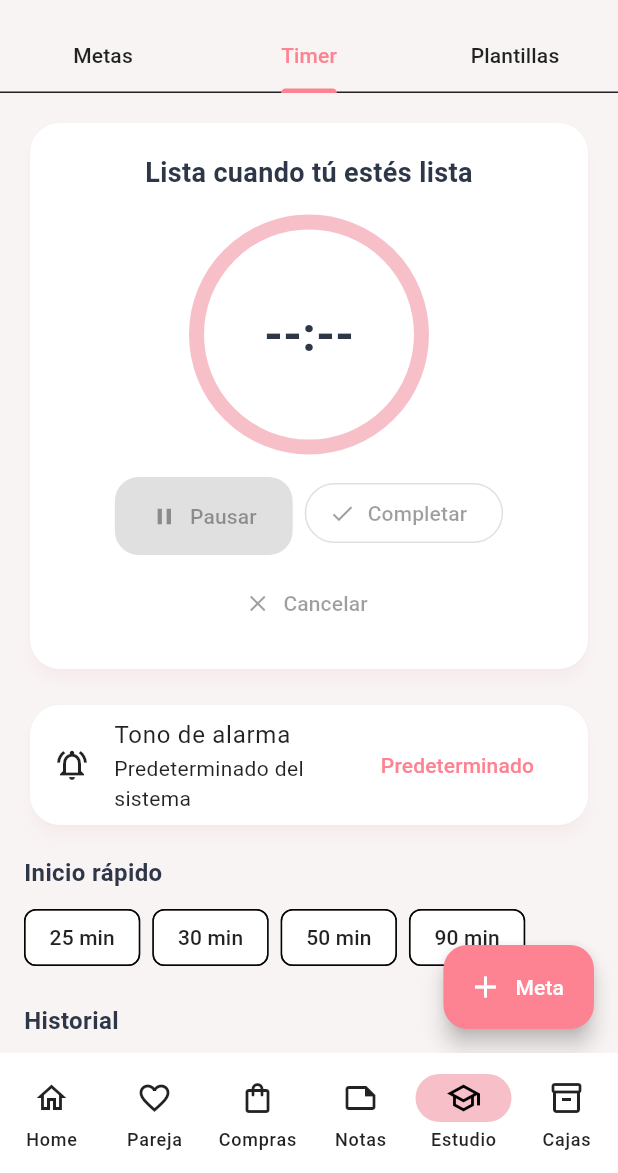
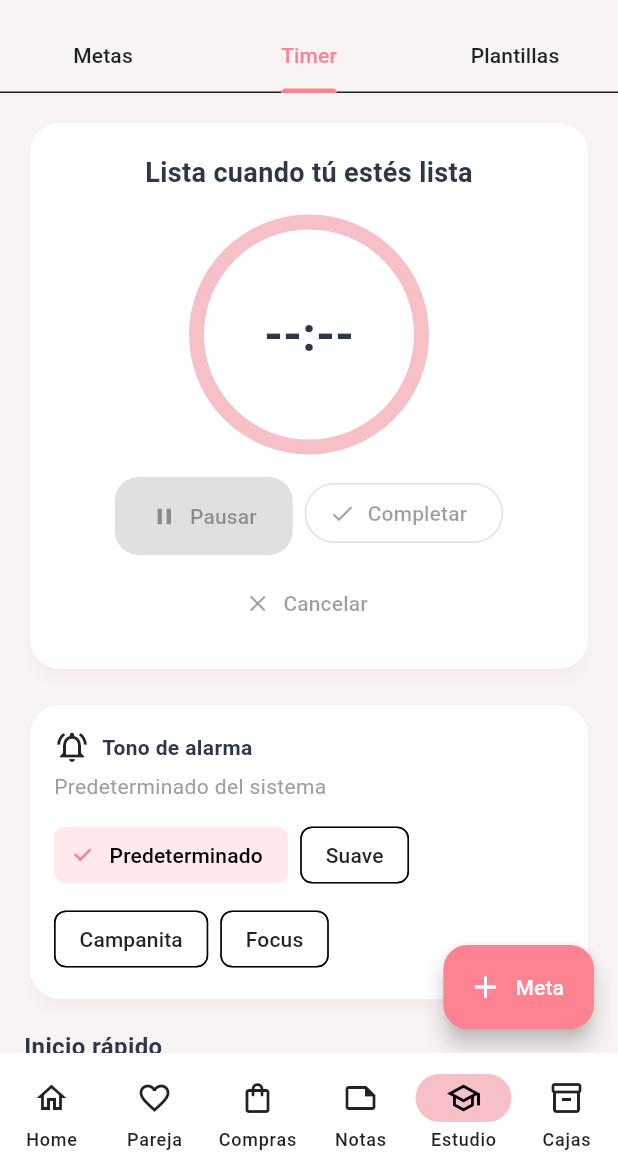
Before and after one commit to Alex-Fernandez-2003/couple_app, a Flutter app: the StudyScreen screen opened by its route, tab 2 chosen, after a tap on "Predeterminado", on a phone screen of 412 x 824 dp, the part 63-1236 px from its top. Run offline on Flutter 3.47's test engine with Material 3 defaults, Android fonts, the phone set to English and light mode, and no system bars; our stand-ins replace audioplayers, connectivity_plus, file_picker, flutter_local_notifications, flutter_riverpod, go_router and 6 more; missing offline and left inert: record; accounts and stored records are empty.

Commit message:
study-alarm-sound-presets

```diff
--- a/lib/data/models/study.dart
+++ b/lib/data/models/study.dart
@@ -1,6 +1,47 @@
 enum StudyTemplateKind { preset, custom }
 
 enum StudyTimerStatus { running, paused, completed, cancelled }
+
+enum StudyAlarmTone {
+  system,
+  soft,
+  bell,
+  focus;
+
+  String get label {
+    return switch (this) {
+      StudyAlarmTone.system => 'Predeterminado del sistema',
+      StudyAlarmTone.soft => 'Suave',
+      StudyAlarmTone.bell => 'Campanita',
+      StudyAlarmTone.focus => 'Focus',
+    };
+  }
+
+  String get channelId {
+    return switch (this) {
+      StudyAlarmTone.system => 'study_alarm_default',
+      StudyAlarmTone.soft => 'study_alarm_soft',
+      StudyAlarmTone.bell => 'study_alarm_bell',
+      StudyAlarmTone.focus => 'study_alarm_focus',
+    };
+  }
+
+  String? get rawResourceName {
+    return switch (this) {
+      StudyAlarmTone.system => null,
+      StudyAlarmTone.soft => 'study_alarm_soft',
+      StudyAlarmTone.bell => 'study_alarm_bell',
+      StudyAlarmTone.focus => 'study_alarm_focus',
+    };
+  }
+
+  static StudyAlarmTone fromName(String? name) {
+    return StudyAlarmTone.values.firstWhere(
+      (tone) => tone.name == name,
+      orElse: () => StudyAlarmTone.system,
+    );
+  }
+}
 
 class StudyTemplate {
   final String id;
--- a/lib/data/providers.dart
+++ b/lib/data/providers.dart
@@ -1919,7 +1919,9 @@ class StudyTimerNotifier extends StateNotifier<StudyTimerState> {
     await StudyNotificationService.cancelActiveTimer();
     await StudyNotificationService.cancelTimerFinishedAlarm();
     if (showAlarm) {
-      await StudyNotificationService.showTimerFinished();
+      await StudyNotificationService.showTimerFinished(
+        tone: await LocalStorageService.getStudyAlarmTone(),
+      );
     }
     _completing = false;
   }
@@ -1942,6 +1944,7 @@ class StudyTimerNotifier extends StateNotifier<StudyTimerState> {
     if (startedAt == null || state.status != StudyTimerStatus.running) return;
     await StudyNotificationService.scheduleTimerFinished(
       startedAt.add(Duration(seconds: state.durationSeconds)),
+      tone: await LocalStorageService.getStudyAlarmTone(),
     );
   }
 
@@ -2010,23 +2013,23 @@ final studyTimerProvider =
       (ref) => StudyTimerNotifier(ref),
     );
 
-class StudyAlarmToneNotifier extends StateNotifier<AsyncValue<String?>> {
+class StudyAlarmToneNotifier extends StateNotifier<AsyncValue<StudyAlarmTone>> {
   StudyAlarmToneNotifier() : super(const AsyncValue.loading()) {
     _load();
   }
 
   Future<void> _load() async {
-    state = AsyncValue.data(await LocalStorageService.getStudyAlarmTonePath());
-  }
-
-  Future<void> useDefaultTone() async {
-    await LocalStorageService.clearStudyAlarmTonePath();
-    state = const AsyncValue.data(null);
+    state = AsyncValue.data(await LocalStorageService.getStudyAlarmTone());
+  }
+
+  Future<void> setTone(StudyAlarmTone tone) async {
+    await LocalStorageService.saveStudyAlarmTone(tone);
+    state = AsyncValue.data(tone);
   }
 }
 
 final studyAlarmToneProvider =
-    StateNotifierProvider<StudyAlarmToneNotifier, AsyncValue<String?>>(
+    StateNotifierProvider<StudyAlarmToneNotifier, AsyncValue<StudyAlarmTone>>(
       (ref) => StudyAlarmToneNotifier(),
     );
 
--- a/lib/data/services/local_storage_service.dart
+++ b/lib/data/services/local_storage_service.dart
@@ -299,6 +299,16 @@ class LocalStorageService {
     return prefs.getString(_studyAlarmToneKey);
   }
 
+  static Future<StudyAlarmTone> getStudyAlarmTone() async {
+    final prefs = await _prefs;
+    return StudyAlarmTone.fromName(prefs.getString(_studyAlarmToneKey));
+  }
+
+  static Future<void> saveStudyAlarmTone(StudyAlarmTone tone) async {
+    final prefs = await _prefs;
+    await prefs.setString(_studyAlarmToneKey, tone.name);
+  }
+
   static Future<void> saveStudyAlarmTonePath(String path) async {
     final prefs = await _prefs;
     await prefs.setString(_studyAlarmToneKey, path);
--- a/lib/features/study/screens/study_screen.dart
+++ b/lib/features/study/screens/study_screen.dart
@@ -16,7 +16,8 @@ class _StudyScreenState extends ConsumerState<StudyScreen> {
   Widget build(BuildContext context) {
     final studyAsync = ref.watch(studyProvider);
     final timerState = ref.watch(studyTimerProvider);
-    final alarmTone = ref.watch(studyAlarmToneProvider).value;
+    final alarmTone =
+        ref.watch(studyAlarmToneProvider).value ?? StudyAlarmTone.system;
     return DefaultTabController(
       length: 3,
       child: Scaffold(
@@ -78,10 +79,9 @@ class _StudyScreenState extends ConsumerState<StudyScreen> {
                   onQuickStart: (minutes, template) => ref
                       .read(studyTimerProvider.notifier)
                       .startTimer(minutes: minutes, template: template),
-                  alarmTonePath: alarmTone,
-                  onUseDefaultTone: () => ref
-                      .read(studyAlarmToneProvider.notifier)
-                      .useDefaultTone(),
+                  alarmTone: alarmTone,
+                  onToneChanged: (tone) =>
+                      ref.read(studyAlarmToneProvider.notifier).setTone(tone),
                 ),
                 _TemplatesTab(
                   templates: state.templates,
@@ -222,8 +222,8 @@ class _TimerTab extends StatelessWidget {
     required this.onCancel,
     required this.onComplete,
     required this.onQuickStart,
-    required this.alarmTonePath,
-    required this.onUseDefaultTone,
+    required this.alarmTone,
+    required this.onToneChanged,
   });
 
   final StudyState state;
@@ -236,8 +236,8 @@ class _TimerTab extends StatelessWidget {
   final VoidCallback? onCancel;
   final VoidCallback? onComplete;
   final void Function(int minutes, StudyTemplate? template) onQuickStart;
-  final String? alarmTonePath;
-  final VoidCallback onUseDefaultTone;
+  final StudyAlarmTone alarmTone;
+  final ValueChanged<StudyAlarmTone> onToneChanged;
 
   @override
   Widget build(BuildContext context) {
@@ -320,17 +320,48 @@ class _TimerTab extends StatelessWidget {
         ),
         const SizedBox(height: 16),
         Card(
-          child: ListTile(
-            leading: const Icon(Icons.notifications_active_outlined),
-            title: const Text('Tono de alarma'),
-            subtitle: Text(
-              alarmTonePath == null
-                  ? 'Predeterminado del sistema'
-                  : 'Personalizado guardado',
-            ),
-            trailing: TextButton(
-              onPressed: onUseDefaultTone,
-              child: const Text('Predeterminado'),
+          child: Padding(
+            padding: const EdgeInsets.all(16),
+            child: Column(
+              crossAxisAlignment: CrossAxisAlignment.start,
+              children: [
+                const Row(
+                  children: [
+                    Icon(Icons.notifications_active_outlined),
+                    SizedBox(width: 8),
+                    Text(
+                      'Tono de alarma',
+                      style: TextStyle(fontWeight: FontWeight.bold),
+                    ),
+                  ],
+                ),
+                const SizedBox(height: 4),
+                Text(
+                  alarmTone.label,
+                  style: const TextStyle(color: Colors.grey),
+                ),
+                const SizedBox(height: 12),
+                Wrap(
+                  spacing: 8,
+                  runSpacing: 8,
+                  children: [
+                    for (final tone in StudyAlarmTone.values)
+                      ChoiceChip(
+                        label: Text(
+                          tone == StudyAlarmTone.system
+                              ? 'Predeterminado'
+                              : tone.label,
+                        ),
+                        selected: alarmTone == tone,
+                        selectedColor: const Color(
+                          0xFFFD8392,
+                        ).withValues(alpha: 0.18),
+                        checkmarkColor: const Color(0xFFFD8392),
+                        onSelected: (_) => onToneChanged(tone),
+                      ),
+                  ],
+                ),
+              ],
             ),
           ),
         ),
```
Also changed, not shown: lib/data/services/study_notification_service.dart (+18 -7 lines), 4 other files.
